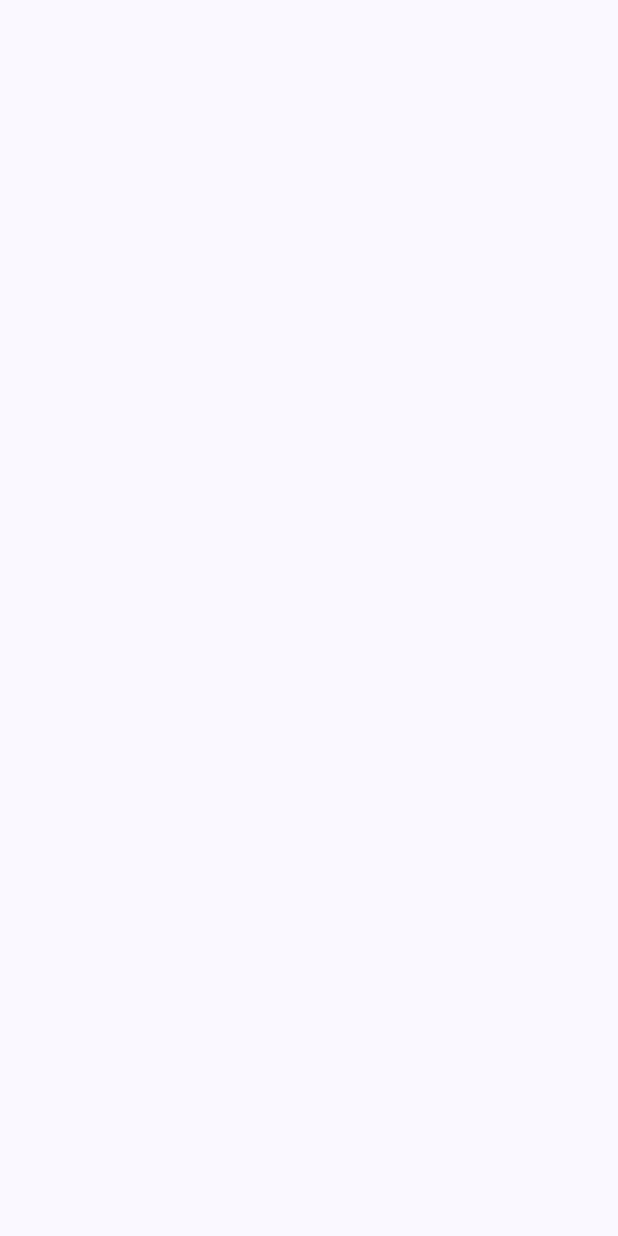
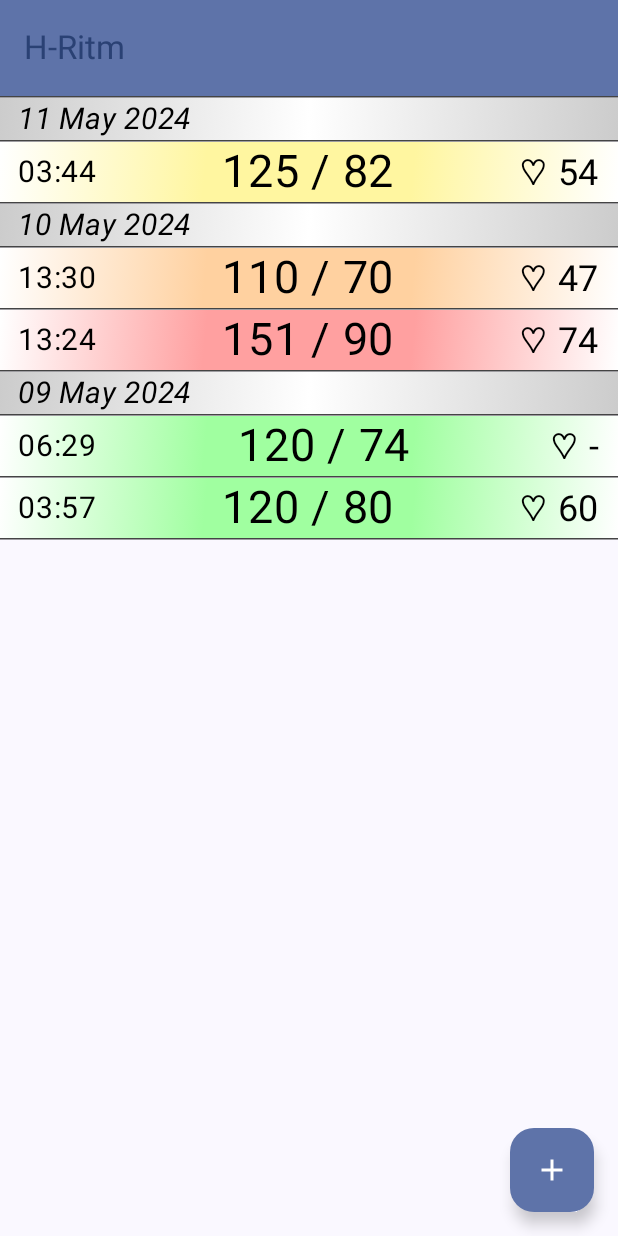
Before and after one commit to S1aks/H-Ritm, an Android app built with Jetpack Compose: the screen it shows after launch (MainActivity), on a phone screen of 412 x 824 dp. Before the commit the screen is empty. Run offline under Robolectric (Android 15) with nearby library versions, the phone set to English and light mode, and no system bars.

Commit message:
Add top AppBar & BottomSheet in app

```diff
--- a/app/src/main/java/com/s1aks/h_ritm/data/db/Converters.kt
+++ b/app/src/main/java/com/s1aks/h_ritm/data/db/Converters.kt
@@ -13,6 +13,7 @@ class LocalDateTimeConverters {
     fun fromTimestamp(value: Long?): LocalDateTime? {
         return value?.let { LocalDateTime.ofInstant(Instant.ofEpochMilli(value), ZoneOffset.UTC) }
     }
+
     @RequiresApi(Build.VERSION_CODES.O)
     @TypeConverter
     fun dateToTimestamp(date: LocalDateTime?): Long? {
--- a/app/src/main/java/com/s1aks/h_ritm/ui/MainActivity.kt
+++ b/app/src/main/java/com/s1aks/h_ritm/ui/MainActivity.kt
@@ -8,24 +8,26 @@ import androidx.activity.enableEdgeToEdge
 import androidx.annotation.RequiresApi
 import androidx.compose.foundation.layout.fillMaxSize
 import androidx.compose.foundation.layout.padding
+import androidx.compose.material3.ExperimentalMaterial3Api
+import androidx.compose.material3.MaterialTheme
 import androidx.compose.material3.Scaffold
+import androidx.compose.material3.Text
+import androidx.compose.material3.TopAppBar
+import androidx.compose.material3.TopAppBarDefaults
 import androidx.compose.ui.Modifier
+import com.s1aks.h_ritm.ui.screens.MainScreen
 import com.s1aks.h_ritm.ui.screens.datalist.DataListScreen
 import com.s1aks.h_ritm.ui.theme.HRitmTheme
 
 class MainActivity : ComponentActivity() {
+    @OptIn(ExperimentalMaterial3Api::class)
     @RequiresApi(Build.VERSION_CODES.O)
     override fun onCreate(savedInstanceState: Bundle?) {
         super.onCreate(savedInstanceState)
         enableEdgeToEdge()
         setContent {
             HRitmTheme {
-                Scaffold(modifier = Modifier.fillMaxSize()) { innerPadding ->
-                    DataListScreen(
-                        viewModel = MainViewModel(),
-                        modifier = Modifier.padding(innerPadding)
-                    )
-                }
+                MainScreen()
             }
         }
     }
--- /dev/null
+++ b/app/src/main/java/com/s1aks/h_ritm/ui/screens/MainScreen.kt
@@ -0,0 +1,219 @@
+package com.s1aks.h_ritm.ui.screens
+
+import android.os.Build
+import androidx.annotation.RequiresApi
+import androidx.compose.foundation.layout.Arrangement
+import androidx.compose.foundation.layout.Box
+import androidx.compose.foundation.layout.Column
+import androidx.compose.foundation.layout.Row
+import androidx.compose.foundation.layout.fillMaxSize
+import androidx.compose.foundation.layout.fillMaxWidth
+import androidx.compose.foundation.layout.padding
+import androidx.compose.foundation.text.KeyboardActions
+import androidx.compose.foundation.text.KeyboardOptions
+import androidx.compose.material.icons.Icons
+import androidx.compose.material.icons.filled.Add
+import androidx.compose.material3.Button
+import androidx.compose.material3.ExperimentalMaterial3Api
+import androidx.compose.material3.FloatingActionButton
+import androidx.compose.material3.Icon
+import androidx.compose.material3.MaterialTheme
+import androidx.compose.material3.ModalBottomSheet
+import androidx.compose.material3.OutlinedTextField
+import androidx.compose.material3.Scaffold
+import androidx.compose.material3.Text
+import androidx.compose.material3.TopAppBar
+import androidx.compose.material3.TopAppBarDefaults
+import androidx.compose.material3.rememberModalBottomSheetState
+import androidx.compose.runtime.Composable
+import androidx.compose.runtime.LaunchedEffect
+import androidx.compose.runtime.getValue
+import androidx.compose.runtime.mutableStateOf
+import androidx.compose.runtime.remember
+import androidx.compose.runtime.rememberCoroutineScope
+import androidx.compose.runtime.setValue
+import androidx.compose.ui.Alignment
+import androidx.compose.ui.ExperimentalComposeUiApi
+import androidx.compose.ui.Modifier
+import androidx.compose.ui.focus.FocusRequester
+import androidx.compose.ui.focus.focusRequester
+import androidx.compose.ui.platform.LocalSoftwareKeyboardController
+import androidx.compose.ui.text.input.ImeAction
+import androidx.compose.ui.text.input.KeyboardType
+import androidx.compose.ui.tooling.preview.Preview
+import androidx.compose.ui.unit.dp
+import androidx.compose.ui.unit.sp
+import com.s1aks.h_ritm.data.entities.HeartData
+import com.s1aks.h_ritm.ui.MainViewModel
+import com.s1aks.h_ritm.ui.screens.datalist.DataListScreen
+import kotlinx.coroutines.launch
+
+@RequiresApi(Build.VERSION_CODES.O)
+@OptIn(ExperimentalMaterial3Api::class, ExperimentalComposeUiApi::class)
+@Preview(showBackground = true)
+@Composable
+fun MainScreen() {
+    val sheetState = rememberModalBottomSheetState(
+        skipPartiallyExpanded = true
+    )
+    val scope = rememberCoroutineScope()
+    var showBottomSheet by remember { mutableStateOf(false) }
+    val (firstRef, secondRef, thirdRef) = remember { FocusRequester.createRefs() }
+    val keyboardController = LocalSoftwareKeyboardController.current
+    var editedData by remember { mutableStateOf<HeartData?>(null) }
+    var topPressure by remember { mutableStateOf("") }
+    var lowPressure by remember { mutableStateOf("") }
+    var pulse by remember { mutableStateOf("") }
+    val sheetFieldsOk = topPressure.isNotEmpty() && topPressure.toInt() > 25
+            && lowPressure.isNotEmpty() && lowPressure.toInt() > 25
+            && if (pulse.isNotEmpty()) {
+        pulse.toInt() > 20
+    } else true
+    val closeSheet = {
+        scope.launch {
+            topPressure = ""
+            lowPressure = ""
+            pulse = ""
+            editedData = null
+            sheetState.hide()
+        }.invokeOnCompletion {
+            if (!sheetState.isVisible) {
+                showBottomSheet = false
+            }
+        }
+    }
+    Scaffold(
+        modifier = Modifier.fillMaxSize(),
+        topBar = {
+            TopAppBar(
+                colors = TopAppBarDefaults.topAppBarColors(
+                    containerColor = MaterialTheme.colorScheme.primaryContainer,
+                    titleContentColor = MaterialTheme.colorScheme.primary,
+                ),
+                title = {
+                    Text("H-Ritm")
+                }
+            )
+        },
+        floatingActionButton = {
+            FloatingActionButton(
+                onClick = { showBottomSheet = true }
+            ) {
+                Icon(Icons.Filled.Add, contentDescription = "")
+            }
+        }
+    ) { paddingValues ->
+        Box(
+            modifier = Modifier
+                .padding(paddingValues)
+                .fillMaxSize(),
+            contentAlignment = Alignment.Center
+        ) {
+            if (showBottomSheet) {
+                ModalBottomSheet(
+                    modifier = Modifier.fillMaxSize(0.95f),
+                    onDismissRequest = { closeSheet.invoke() },
+                    sheetState = sheetState
+                ) {
+                    Column(
+                        modifier = Modifier
+                            .fillMaxWidth()
+                            .padding(22.dp)
+                    ) {
+                        Text(
+                            fontSize = 20.sp,
+                            text = "Верхнее давление"
+                        )
+                        OutlinedTextField(
+                            modifier = Modifier
+                                .fillMaxWidth()
+                                .padding(top = 2.dp, bottom = 10.dp)
+                                .focusRequester(firstRef),
+                            value = topPressure,
+                            onValueChange = { topPressure = it },
+                            singleLine = true,
+                            keyboardOptions = KeyboardOptions(
+                                keyboardType = KeyboardType.Number,
+                                imeAction = ImeAction.Next
+                            ),
+                            keyboardActions = KeyboardActions(
+                                onNext = { secondRef.requestFocus() }
+                            ),
+                        )
+                        Text(
+                            fontSize = 20.sp,
+                            text = "Нижнее давление"
+                        )
+                        OutlinedTextField(
+                            modifier = Modifier
+                                .fillMaxWidth()
+                                .padding(top = 2.dp, bottom = 10.dp)
+                                .focusRequester(secondRef),
+                            value = lowPressure,
+                            onValueChange = { lowPressure = it },
+                            singleLine = true,
+                            keyboardOptions = KeyboardOptions(
+                                keyboardType = KeyboardType.Number,
+                                imeAction = ImeAction.Next
+                            ),
+                            keyboardActions = KeyboardActions(
+                                onNext = { thirdRef.requestFocus() }
+                            ),
+                        )
+                        Text(
+                            fontSize = 20.sp,
+                            text = "Пульс"
+                        )
+                        OutlinedTextField(
+                            modifier = Modifier
+                                .fillMaxWidth()
+                                .padding(top = 2.dp, bottom = 10.dp)
+                                .focusRequester(thirdRef),
+                            value = pulse,
+                            onValueChange = { pulse = it },
+                            singleLine = true,
+                            keyboardOptions = KeyboardOptions(
+                                keyboardType = KeyboardType.Number,
+                                imeAction = ImeAction.Done
+                            ),
+                            keyboardActions = KeyboardActions(
+                                onDone = { keyboardController?.hide() }
+                            ),
+                        )
+                        Row(
+                            modifier = Modifier
+                                .fillMaxWidth()
+                                .padding(top = 10.dp),
+                            verticalAlignment = Alignment.CenterVertically,
+                            horizontalArrangement = Arrangement.SpaceAround
+                        ) {
+                            Button(
+                                enabled = sheetFieldsOk,
+                                onClick = { closeSheet.invoke() }
+                            ) {
+                                Text(
+                                    fontSize = 20.sp,
+                                    text = "Сохранить"
+                                )
+                            }
+                            Button(
+                                onClick = { closeSheet.invoke() }
+                            ) {
+                                Text(
+                                    fontSize = 20.sp,
+                                    text = "Отмена"
+                                )
+                            }
+                        }
+                    }
+                    LaunchedEffect(Unit) {
+                        firstRef.requestFocus()
+                    }
+                }
+            }
+            DataListScreen(
+                viewModel = MainViewModel(),
+            )
+        }
+    }
+}
--- a/app/src/main/java/com/s1aks/h_ritm/ui/screens/datalist/DataListScreen.kt
+++ b/app/src/main/java/com/s1aks/h_ritm/ui/screens/datalist/DataListScreen.kt
@@ -6,6 +6,7 @@ import androidx.compose.foundation.background
 import androidx.compose.foundation.layout.Arrangement
 import androidx.compose.foundation.layout.Column
 import androidx.compose.foundation.layout.Row
+import androidx.compose.foundation.layout.fillMaxSize
 import androidx.compose.foundation.layout.fillMaxWidth
 import androidx.compose.foundation.layout.padding
 import androidx.compose.foundation.lazy.LazyColumn
@@ -17,11 +18,13 @@ import androidx.compose.ui.Alignment
 import androidx.compose.ui.Modifier
 import androidx.compose.ui.graphics.Brush
 import androidx.compose.ui.graphics.Color
+import androidx.compose.ui.text.font.FontStyle
 import androidx.compose.ui.tooling.preview.Preview
 import androidx.compose.ui.unit.dp
 import androidx.compose.ui.unit.sp
 import com.s1aks.h_ritm.data.entities.HeartData
 import com.s1aks.h_ritm.ui.MainViewModel
+import com.s1aks.h_ritm.ui.theme.TextColor
 import java.time.Instant
 import java.time.LocalDateTime
 import java.time.ZoneId
@@ -29,13 +32,18 @@ import java.time.format.DateTimeFormatter
 
 @RequiresApi(Build.VERSION_CODES.O)
 @Composable
-fun DataListScreen(viewModel: MainViewModel, modifier: Modifier = Modifier) {
-    DataList(list = viewModel.dataList)
+fun DataListScreen(viewModel: MainViewModel) {
+    if (viewModel.dataList.isNotEmpty()) {
+        DataList(list = viewModel.dataList)
+    } else {
+        DataList(list = preview_list.sortedByDescending { it.dateTime })
+    }
+    //Text(text = "Пусто")
 }
 
 private val preview_list = listOf(
     HeartData(1, 1715227048000L, 120, 80, 60),
-    HeartData(2, 1715236148000L, 120, 74, 65),
+    HeartData(2, 1715236148000L, 120, 74, null),
     HeartData(3, 1715347448000L, 151, 90, 74),
     HeartData(4, 1715347848000L, 110, 70, 47),
     HeartData(5, 1715399048000L, 125, 82, 54),
@@ -104,19 +112,30 @@ private fun HeartData.getColor(): Color =
 
 @Composable
 fun DateItem(text: String) {
-    HorizontalDivider(thickness = 1.dp, color = Color.DarkGray)
     Text(
         modifier = Modifier
+            .fillMaxWidth()
+            .background(
+                brush = Brush.linearGradient(
+                    colors = listOf(
+                        Color.LightGray,
+                        Color.White,
+                        Color.LightGray
+                    )
+                )
+            )
             .padding(horizontal = 12.dp, vertical = 2.dp),
         fontSize = 20.sp,
+        fontStyle = FontStyle.Italic,
+        color = TextColor,
         text = text
     )
+    HorizontalDivider(color = Color.DarkGray)
 }
 
 @RequiresApi(Build.VERSION_CODES.O)
 @Composable
 fun ListItem(heartData: HeartData) {
-    HorizontalDivider(thickness = 1.dp, color = Color.DarkGray)
     Row(
         modifier = Modifier
             .fillMaxWidth()
@@ -124,39 +143,44 @@ fun ListItem(heartData: HeartData) {
                 brush = Brush.linearGradient(
                     colors = listOf(
                         Color.White,
-                        heartData.getColor(), heartData.getColor(),
+                        heartData.getColor(),
+                        heartData.getColor(),
                         Color.White
                     )
                 ),
             )
-            .padding(horizontal = 12.dp, vertical = 4.dp),
+            .padding(horizontal = 12.dp, vertical = 2.dp),
         verticalAlignment = Alignment.CenterVertically,
         horizontalArrangement = Arrangement.SpaceBetween
     ) {
         Text(
             fontSize = 20.sp,
+            color = TextColor,
             text = heartData.dateTime.getTime,
         )
         Text(
             fontSize = 30.sp,
+            color = TextColor,
             text = "${heartData.topPressure} / ${heartData.lowPressure}"
         )
         Text(
             fontSize = 24.sp,
-            text = "♡ ${heartData.pulse}"
+            color = TextColor,
+            text = "♡ ${heartData.pulse ?: "-"}"
         )
     }
+    HorizontalDivider(color = Color.DarkGray)
 }
 
 @RequiresApi(Build.VERSION_CODES.O)
 @Composable
 fun DataList(list: List<HeartData>) {
-    LazyColumn {
-        items(list) { listItem ->
-            Column(
-                modifier = Modifier
-                    .fillMaxWidth()
-            ) {
+    Column {
+        HorizontalDivider(color = Color.DarkGray)
+        LazyColumn(
+            modifier = Modifier.fillMaxSize()
+        ) {
+            items(list) { listItem ->
                 val indexItem = list.indexOf(listItem)
                 val currentDate = listItem.dateTime.getDate
                 val prevDate = if (indexItem > 0) {
@@ -173,5 +197,5 @@ fun DataList(list: List<HeartData>) {
 @Preview(showBackground = true)
 @Composable
 fun DataListPreview() {
-    DataList(list = preview_list)
+    DataList(list = preview_list.sortedByDescending { it.dateTime })
 }
--- a/app/src/main/java/com/s1aks/h_ritm/ui/theme/Color.kt
+++ b/app/src/main/java/com/s1aks/h_ritm/ui/theme/Color.kt
@@ -9,3 +9,5 @@ val Pink80 = Color(0xFFEFB8C8)
 val Purple40 = Color(0xFF6650a4)
 val PurpleGrey40 = Color(0xFF625b71)
 val Pink40 = Color(0xFF7D5260)
+
+val TextColor = Color.Black
```
